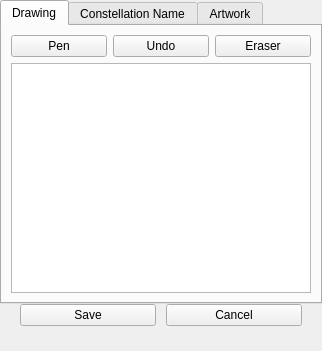
First picture: the form in plugins/SkyCultureMaker/src/gui/scmConstellationDialog.ui, repository Stellarium/stellarium, before the edit.
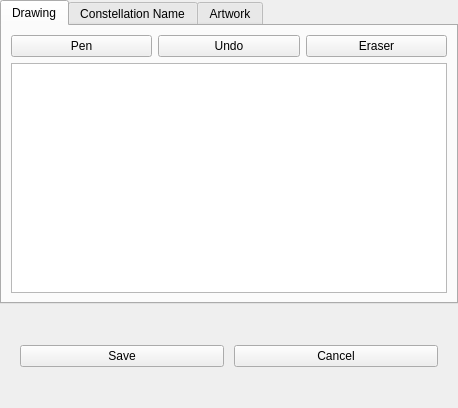
Second picture: the form after the edit. Icons and pictures are not drawn. Custom widgets are drawn as their Qt base class.

Commit message: remove info labels

Patch:
```diff
--- a/plugins/SkyCultureMaker/src/gui/scmConstellationDialog.ui
+++ b/plugins/SkyCultureMaker/src/gui/scmConstellationDialog.ui
@@ -2,6 +2,14 @@
 <ui version="4.0">
  <class>scmConstellationDialog</class>
  <widget class="QWidget" name="scmConstellationDialog">
+  <property name="geometry">
+   <rect>
+    <x>0</x>
+    <y>0</y>
+    <width>458</width>
+    <height>408</height>
+   </rect>
+  </property>
   <property name="styleSheet">
    <string notr="true"/>
   </property>
@@ -364,56 +372,6 @@
         </item>
        </layout>
       </item>
-      <item>
-       <layout class="QHBoxLayout" name="horizontalLayout_3">
-        <property name="leftMargin">
-         <number>20</number>
-        </property>
-        <property name="topMargin">
-         <number>5</number>
-        </property>
-        <property name="rightMargin">
-         <number>20</number>
-        </property>
-        <item>
-         <spacer name="verticalSpacer">
-          <property name="orientation">
-           <enum>Qt::Vertical</enum>
-          </property>
-          <property name="sizeHint" stdset="0">
-           <size>
-            <width>40</width>
-            <height>20</height>
-           </size>
-          </property>
-         </spacer>
-        </item>
-        <item>
-         <widget class="QLabel" name="infoLbl">
-          <property name="sizePolicy">
-           <sizepolicy hsizetype="Preferred" vsizetype="Preferred">
-            <horstretch>0</horstretch>
-            <verstretch>0</verstretch>
-           </sizepolicy>
-          </property>
-          <property name="font">
-           <font>
-            <kerning>true</kerning>
-           </font>
-          </property>
-          <property name="text">
-           <string/>
-          </property>
-          <property name="alignment">
-           <set>Qt::AlignLeading|Qt::AlignLeft|Qt::AlignTop</set>
-          </property>
-          <property name="wordWrap">
-           <bool>true</bool>
-          </property>
-         </widget>
-        </item>
-       </layout>
-      </item>
      </layout>
     </widget>
    </item>
```
The commit also changes 7 other files.
